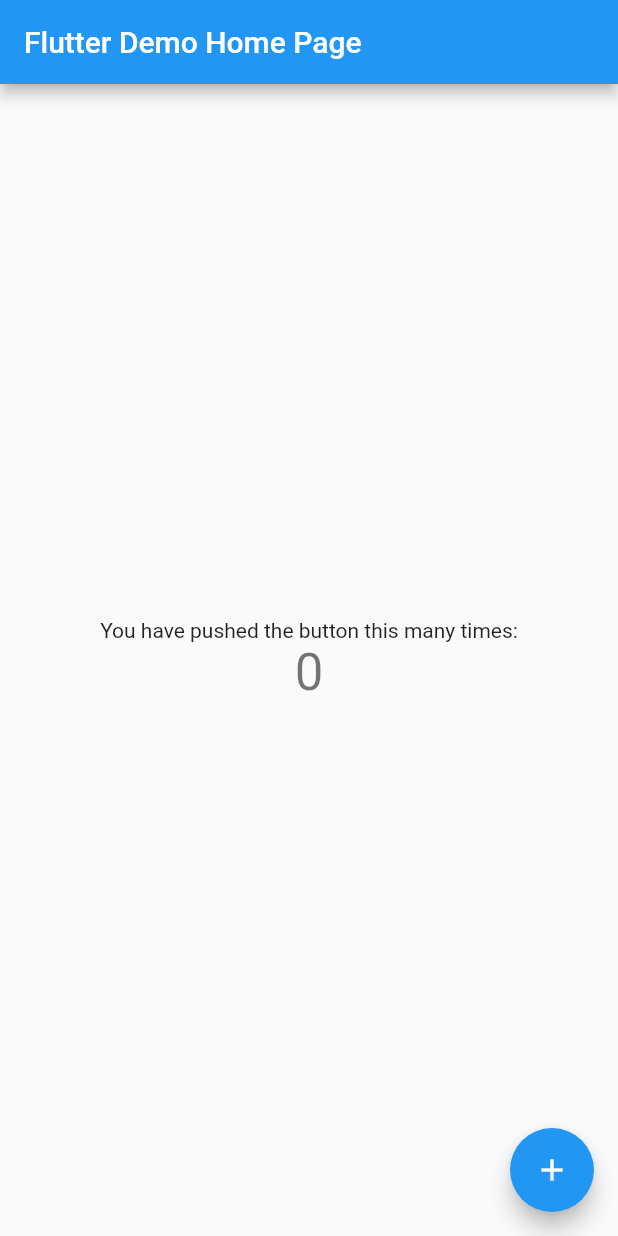
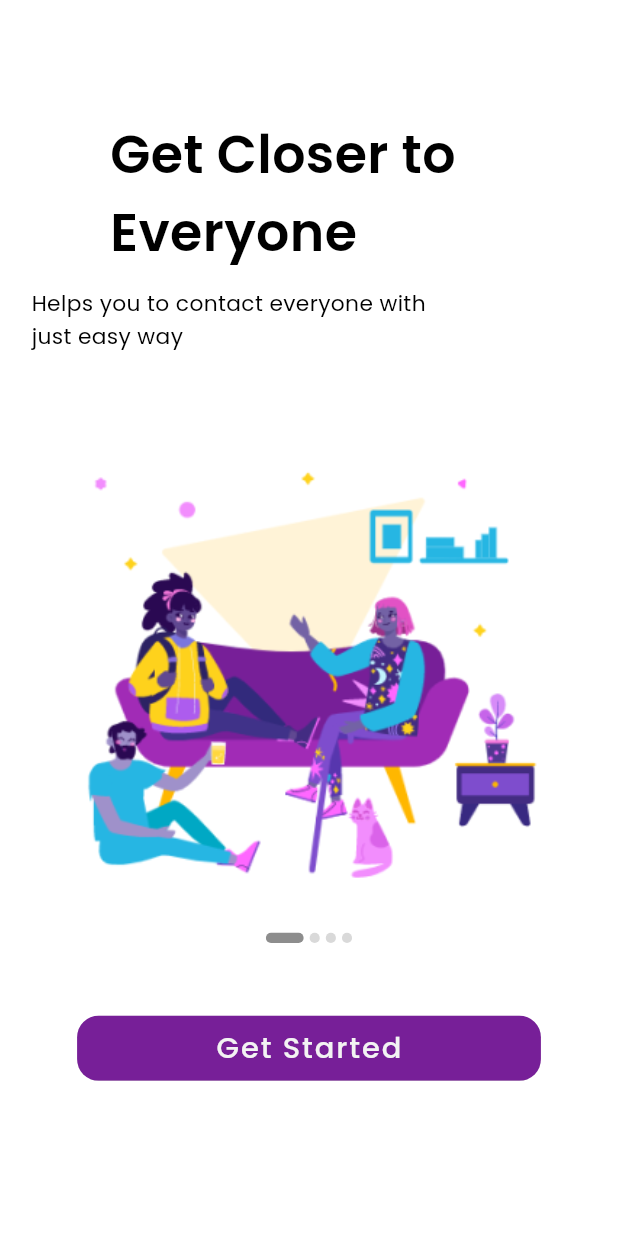
Before and after one commit to aswin-codes/ZenChat, a Flutter app: the screen it shows after launch, on a phone screen of 412 x 824 dp. Run offline on Flutter 3.47's test engine with Material 2 defaults, Android fonts, the phone set to English and light mode, and no system bars; our stand-ins replace flutter_screenutil, google_fonts.

Commit message:
Splash Screen

```diff
--- a/Frontend/zenchat/lib/main.dart
+++ b/Frontend/zenchat/lib/main.dart
@@ -1,115 +1,48 @@
 import 'package:flutter/material.dart';
+import 'package:flutter_screenutil/flutter_screenutil.dart';
+import 'package:zenchat/screens/splash.dart';
 
-void main() {
-  runApp(const MyApp());
-}
+void main() => runApp(MyApp());
 
 class MyApp extends StatelessWidget {
-  const MyApp({super.key});
+  const MyApp({Key? key}) : super(key: key);
 
-  // This widget is the root of your application.
   @override
   Widget build(BuildContext context) {
-    return MaterialApp(
-      title: 'Flutter Demo',
-      theme: ThemeData(
-        // This is the theme of your application.
-        //
-        // Try running your application with "flutter run". You'll see the
-        // application has a blue toolbar. Then, without quitting the app, try
-        // changing the primarySwatch below to Colors.green and then invoke
-        // "hot reload" (press "r" in the console where you ran "flutter run",
-        // or simply save your changes to "hot reload" in a Flutter IDE).
-        // Notice that the counter didn't reset back to zero; the application
-        // is not restarted.
-        primarySwatch: Colors.blue,
-      ),
-      home: const MyHomePage(title: 'Flutter Demo Home Page'),
+    //Set the fit size (Find your UI design, look at the dimensions of the device screen and fill it in,unit in dp)
+    return ScreenUtilInit(
+      designSize: const Size(393, 852),
+      minTextAdapt: true,
+      splitScreenMode: true,
+      builder: (context, child) {
+        return MaterialApp(
+          debugShowCheckedModeBanner: false,
+          title: 'ZenChat',
+          // You can use the library anywhere in the app even in theme
+          theme: ThemeData(
+            primarySwatch: const MaterialColor(
+              0xff771f98,
+              <int, Color>{
+                50: Color(0xff6b1c89), //10%
+                100: Color(0xff5f197a), //20%
+                200: Color(0xff53166a), //30%
+                300: Color(0xff47135b), //40%
+                400: Color(0xff3c104c), //50%
+                500: Color(0xff300c3d), //60%
+                600: Color(0xff24092e), //70%
+                700: Color(0xff18061e), //80%
+                800: Color(0xff0c030f), //90%
+                900: Color(0xff000000), //100%
+              },
+            ),
+            textTheme: Typography.englishLike2018.apply(fontSizeFactor: 1.sp),
+          ),
+          initialRoute: '/splash',
+          routes: {
+            '/splash': (context) => SplashScreen(),
+          },
+        );
+      },
     );
   }
 }
-
-class MyHomePage extends StatefulWidget {
-  const MyHomePage({super.key, required this.title});
-
-  // This widget is the home page of your application. It is stateful, meaning
-  // that it has a State object (defined below) that contains fields that affect
-  // how it looks.
-
-  // This class is the configuration for the state. It holds the values (in this
-  // case the title) provided by the parent (in this case the App widget) and
-  // used by the build method of the State. Fields in a Widget subclass are
-  // always marked "final".
-
-  final String title;
-
-  @override
-  State<MyHomePage> createState() => _MyHomePageState();
-}
-
-class _MyHomePageState extends State<MyHomePage> {
-  int _counter = 0;
-
-  void _incrementCounter() {
-    setState(() {
-      // This call to setState tells the Flutter framework that something has
-      // changed in this State, which causes it to rerun the build method below
-      // so that the display can reflect the updated values. If we changed
-      // _counter without calling setState(), then the build method would not be
-      // called again, and so nothing would appear to happen.
-      _counter++;
-    });
-  }
-
-  @override
-  Widget build(BuildContext context) {
-    // This method is rerun every time setState is called, for instance as done
-    // by the _incrementCounter method above.
-    //
-    // The Flutter framework has been optimized to make rerunning build methods
-    // fast, so that you can just rebuild anything that needs updating rather
-    // than having to individually change instances of widgets.
-    return Scaffold(
-      appBar: AppBar(
-        // Here we take the value from the MyHomePage object that was created by
-        // the App.build method, and use it to set our appbar title.
-        title: Text(widget.title),
-      ),
-      body: Center(
-        // Center is a layout widget. It takes a single child and positions it
-        // in the middle of the parent.
-        child: Column(
-          // Column is also a layout widget. It takes a list of children and
-          // arranges them vertically. By default, it sizes itself to fit its
-          // children horizontally, and tries to be as tall as its parent.
-          //
-          // Invoke "debug painting" (press "p" in the console, choose the
-          // "Toggle Debug Paint" action from the Flutter Inspector in Android
-          // Studio, or the "Toggle Debug Paint" command in Visual Studio Code)
-          // to see the wireframe for each widget.
-          //
-          // Column has various properties to control how it sizes itself and
-          // how it positions its children. Here we use mainAxisAlignment to
-          // center the children vertically; the main axis here is the vertical
-          // axis because Columns are vertical (the cross axis would be
-          // horizontal).
-          mainAxisAlignment: MainAxisAlignment.center,
-          children: <Widget>[
-            const Text(
-              'You have pushed the button this many times:',
-            ),
-            Text(
-              '$_counter',
-              style: Theme.of(context).textTheme.headlineMedium,
-            ),
-          ],
-        ),
-      ),
-      floatingActionButton: FloatingActionButton(
-        onPressed: _incrementCounter,
-        tooltip: 'Increment',
-        child: const Icon(Icons.add),
-      ), // This trailing comma makes auto-formatting nicer for build methods.
-    );
-  }
-}
--- /dev/null
+++ b/Frontend/zenchat/lib/screens/splash.dart
@@ -0,0 +1,175 @@
+import 'package:flutter/material.dart';
+import 'package:flutter_screenutil/flutter_screenutil.dart';
+import 'package:google_fonts/google_fonts.dart';
+
+class SplashScreen extends StatefulWidget {
+  const SplashScreen({super.key});
+
+  @override
+  State<SplashScreen> createState() => _SplashScreenState();
+}
+
+class _SplashScreenState extends State<SplashScreen> {
+  int pageIndex = 0;
+
+  @override
+  Widget build(BuildContext context) {
+    return Scaffold(
+      backgroundColor: Colors.white,
+      body: Container(
+        padding: EdgeInsets.symmetric(horizontal: 20.w),
+        height: double.infinity,
+        width: double.infinity,
+        child: SingleChildScrollView(
+          scrollDirection: Axis.vertical,
+          child: Column(
+            crossAxisAlignment: CrossAxisAlignment.start,
+            mainAxisAlignment: MainAxisAlignment.start,
+            children: [
+              SizedBox(
+                height: 80.h,
+              ),
+              Padding(
+                padding: EdgeInsets.only(left: 50.w),
+                child: Text(
+                  "Get Closer to Everyone",
+                  style: GoogleFonts.poppins(
+                    color: Colors.black,
+                    fontWeight: FontWeight.w600,
+                    fontSize: 36.sp,
+                  ),
+                  textAlign: TextAlign.start,
+                ),
+              ),
+              SizedBox(
+                height: 10.h,
+              ),
+              Text(
+                "Helps you to contact everyone with\njust easy way",
+                style: GoogleFonts.poppins(
+                    color: Colors.black,
+                    fontSize: 15.sp,
+                    fontWeight: FontWeight.normal),
+              ),
+              SizedBox(
+                height: 50.h,
+              ),
+              SizedBox(
+                height: 350.h,
+                width: 350.h,
+                child: PageView(
+                  onPageChanged: (i) {
+                    setState(() {
+                      pageIndex = i;
+                    });
+                  },
+                  pageSnapping: true,
+                  children: [
+                    Image.asset(
+                      "assets/images/illust1.png",
+                      height: 350.h,
+                      width: 350.h,
+                      fit: BoxFit.contain,
+                    ),
+                    Image.asset(
+                      "assets/images/illust2.png",
+                      height: 350.h,
+                      width: 350.h,
+                      fit: BoxFit.contain,
+                    ),
+                    Image.asset(
+                      "assets/images/illust3.png",
+                      height: 350.h,
+                      width: 350.h,
+                      fit: BoxFit.contain,
+                    ),
+                    Image.asset(
+                      "assets/images/illust4.png",
+                      height: 350.h,
+                      width: 350.h,
+                      fit: BoxFit.contain,
+                    ),
+                  ],
+                ),
+              ),
+              Row(
+                mainAxisAlignment: MainAxisAlignment.center,
+                children: [
+                  Container(
+                    decoration: BoxDecoration(
+                      borderRadius: BorderRadius.circular(20.r),
+                      color: (pageIndex == 0)
+                          ? const Color(0xFF8D8D8D)
+                          : const Color(0xFFD9D9D9),
+                    ),
+                    margin: const EdgeInsets.symmetric(horizontal: 2),
+                    height: 7.h,
+                    width: (pageIndex == 0) ? 26.h : 7.h,
+                  ),
+                  Container(
+                    decoration: BoxDecoration(
+                      borderRadius: BorderRadius.circular(20.r),
+                      color: (pageIndex == 1)
+                          ? const Color(0xFF8D8D8D)
+                          : const Color(0xFFD9D9D9),
+                    ),
+                    margin: const EdgeInsets.symmetric(horizontal: 2),
+                    height: 7.h,
+                    width: (pageIndex == 1) ? 26.h : 7.h,
+                  ),
+                  Container(
+                    decoration: BoxDecoration(
+                      borderRadius: BorderRadius.circular(20.r),
+                      color: (pageIndex == 2)
+                          ? const Color(0xFF8D8D8D)
+                          : const Color(0xFFD9D9D9),
+                    ),
+                    margin: const EdgeInsets.symmetric(horizontal: 2),
+                    height: 7.h,
+                    width: (pageIndex == 2) ? 26.h : 7.h,
+                  ),
+                  Container(
+                    decoration: BoxDecoration(
+                      borderRadius: BorderRadius.circular(20.r),
+                      color: (pageIndex == 3)
+                          ? const Color(0xFF8D8D8D)
+                          : const Color(0xFFD9D9D9),
+                    ),
+                    margin: const EdgeInsets.symmetric(horizontal: 2),
+                    height: 7.h,
+                    width: (pageIndex == 3) ? 26.h : 7.h,
+                  ),
+                ],
+              ),
+              SizedBox(
+                height: 50.h,
+              ),
+              Center(
+                child: ClipRRect(
+                  borderRadius: BorderRadius.circular(15.r),
+                  child: SizedBox(
+                    height: 45.h,
+                    width: 295.w,
+                    child: ElevatedButton(
+                        style: ButtonStyle(
+                            backgroundColor: MaterialStateProperty.all(
+                                const Color(0xFF771F98))),
+                        onPressed: () {
+                          //Need to navigate to next screen
+                        },
+                        child: Text("Get Started",
+                          style: GoogleFonts.poppins(
+                            fontSize: 20.sp,
+                            color: const Color(0xFFF3F3F3),
+                            fontWeight: FontWeight.w500
+                          ),)),
+                  ),
+                ),
+              )
+            ],
+          ),
+        ),
+      ),
+    );
+  }
+}
```
Also changed, not shown: Frontend/zenchat/pubspec.yaml (+5 -2 lines), Frontend/zenchat/assets/images/illust1.png (added), Frontend/zenchat/assets/images/illust2.png (added), Frontend/zenchat/assets/images/illust3.png (added), Frontend/zenchat/assets/images/illust4.png (added), Frontend/zenchat/pubspec.lock, 2 other files.
